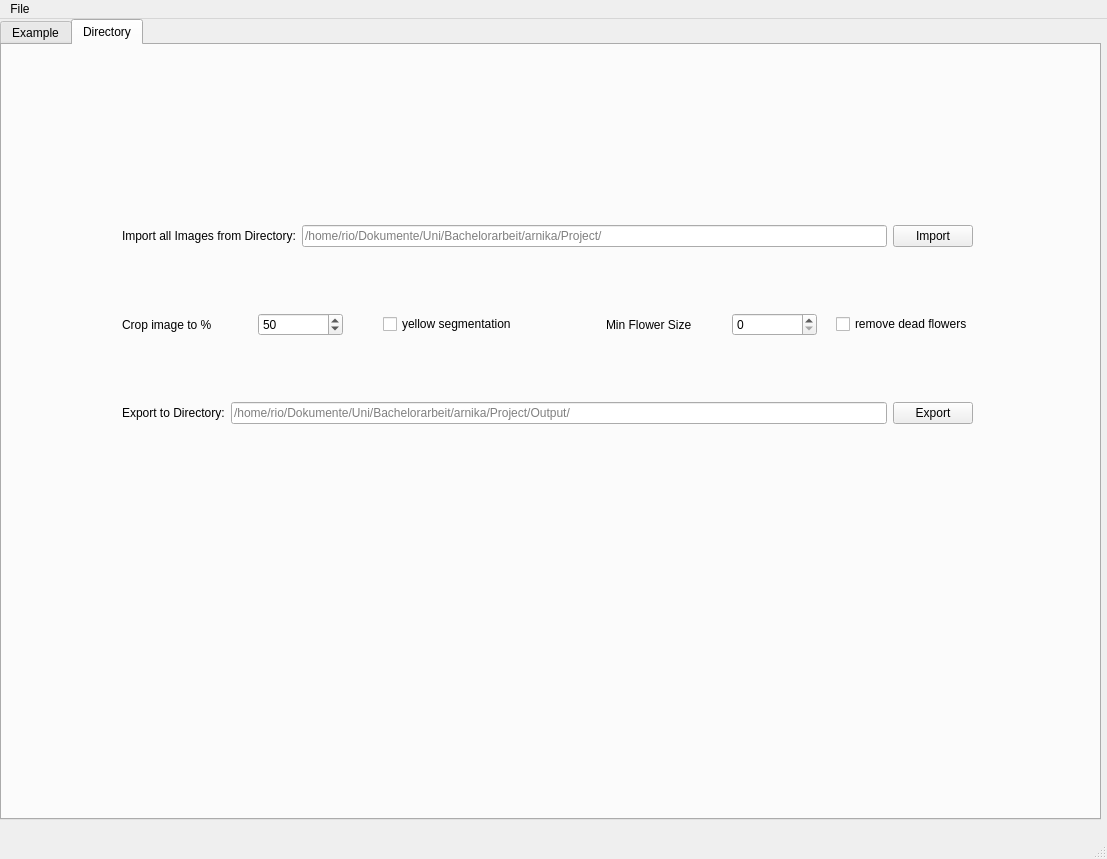
First picture: the form in package/gui/new.ui, repository AnnaTe/arnica, before the edit.
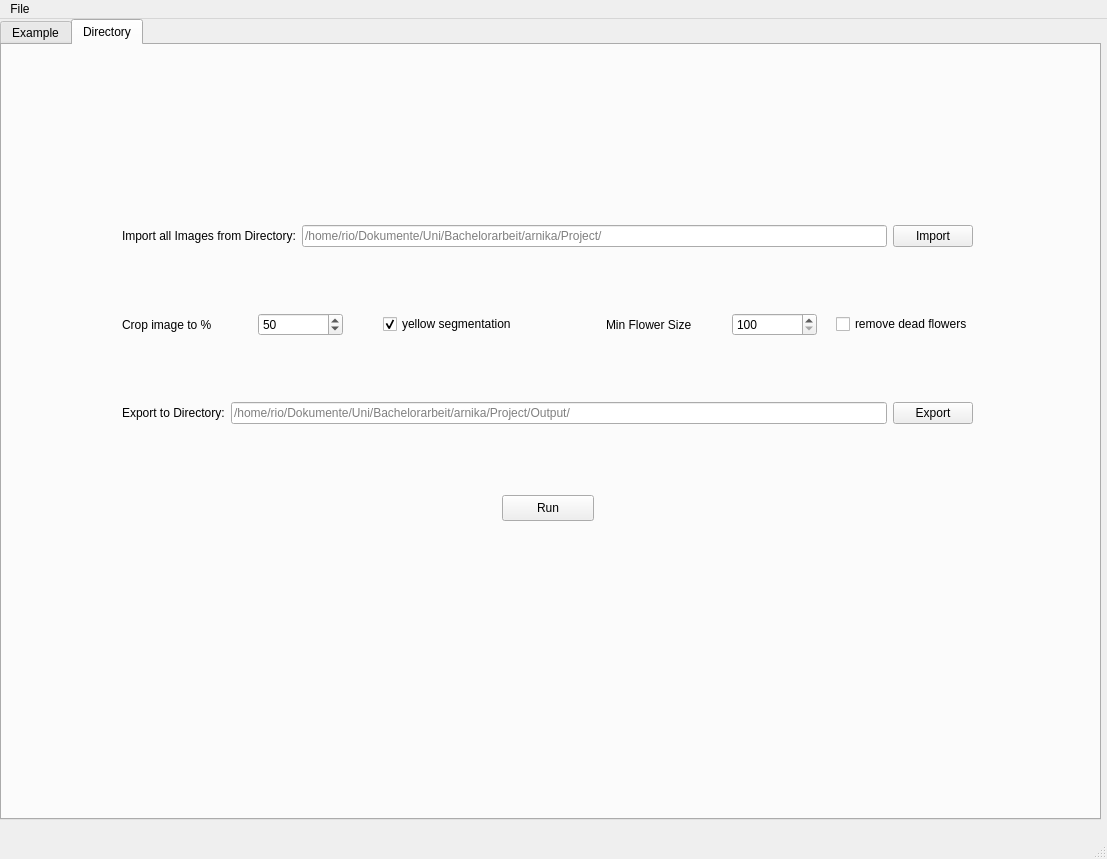
Second picture: the form after the edit. The open tabs and pages were chosen to show the change. Custom widgets are drawn as their Qt base class.

```diff
--- a/package/gui/new.ui
+++ b/package/gui/new.ui
@@ -352,6 +352,9 @@
              <property name="text">
               <string>yellow segmentation</string>
              </property>
+             <property name="checked">
+              <bool>true</bool>
+             </property>
             </widget>
            </item>
            <item>
@@ -389,6 +392,9 @@
                  <height>16777215</height>
                 </size>
                </property>
+               <property name="prefix">
+                <string>10</string>
+               </property>
                <property name="maximum">
                 <number>150</number>
                </property>
@@ -466,6 +472,19 @@
        </item>
       </layout>
      </widget>
+     <widget class="QPushButton" name="pbRun">
+      <property name="geometry">
+       <rect>
+        <x>500</x>
+        <y>450</y>
+        <width>92</width>
+        <height>26</height>
+       </rect>
+      </property>
+      <property name="text">
+       <string>Run</string>
+      </property>
+     </widget>
     </widget>
    </widget>
   </widget>
```
Left out of the diff: 8 changed lines with no effect on the pictures.
